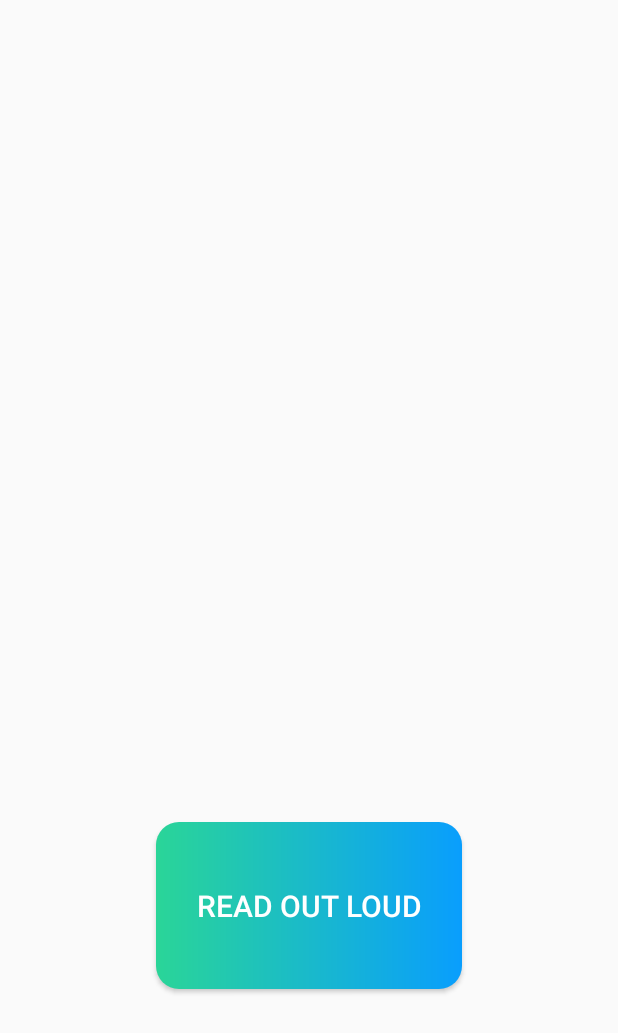
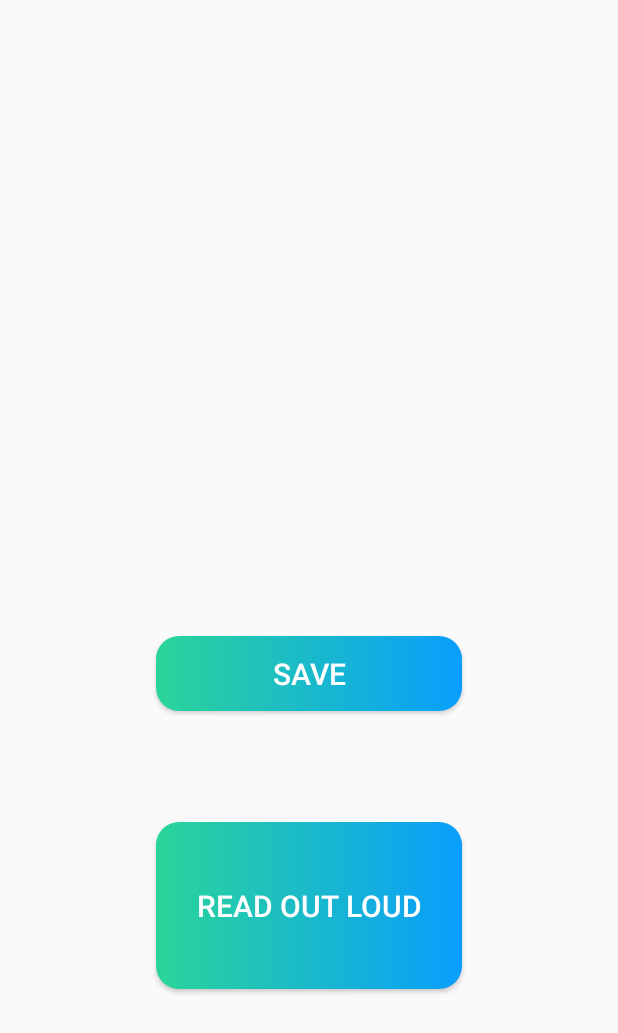
Before and after one commit to louiebalouie/EGR302-Prescription-App, an Android app: the layout fragment_first.xml on its own in the app's theme, with its tools: preview values and no code run, on a phone screen of 412 x 824 dp. Shown: the top 1033 px of the screen. Run offline under Robolectric (Android 15) with nearby library versions, the phone set to English and light mode, and no system bars.

```diff
--- a/app/src/main/res/layout/fragment_first.xml
+++ b/app/src/main/res/layout/fragment_first.xml
@@ -32,4 +32,18 @@
             app:layout_constraintStart_toStartOf="parent"
             app:layout_constraintEnd_toEndOf="parent"
             app:layout_constraintBottom_toBottomOf="parent" />
+
+    <Button
+        android:id="@+id/button_save"
+        android:layout_width="204dp"
+        android:text="Save"
+        android:onClick="SaveButton"
+        android:layout_height="50dp"
+        android:textSize="20sp"
+        android:background="@drawable/custom_button"
+        android:textColor="#FFFFFF"
+        android:layout_marginBottom="350sp"
+        app:layout_constraintStart_toStartOf="parent"
+        app:layout_constraintEnd_toEndOf="parent"
+        app:layout_constraintBottom_toBottomOf="parent" />
 </androidx.constraintlayout.widget.ConstraintLayout>
--- a/app/src/main/res/layout/fragment_prescription_log.xml
+++ b/app/src/main/res/layout/fragment_prescription_log.xml
@@ -27,7 +27,6 @@
         android:layout_gravity="center_horizontal"
         android:layout_marginTop="125dp"
         android:background="@drawable/back"
-        android:text="@string/Metformin"
         android:textColor="@color/colorBlack"
         android:textStyle="bold"
         app:layout_constraintEnd_toEndOf="parent"
```
Also changed, not shown: app/src/main/java/com/example/prescriptionapp/MainActivity.java (+42 -10 lines), app/src/main/java/com/example/prescriptionapp/PrescriptionLogFragment.java (+16 -1 lines), app/src/main/java/com/example/prescriptionapp/scanFragment.java (+13 -6 lines).
